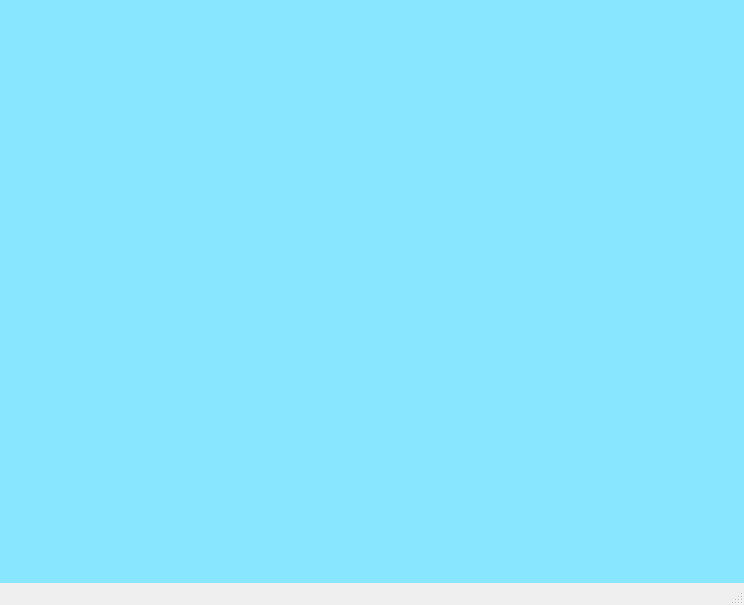
Qt form Unidad 2/Practicas/PP01_Slider.ui (celineazs/PIP_2025_1_Eq3) before a commit.
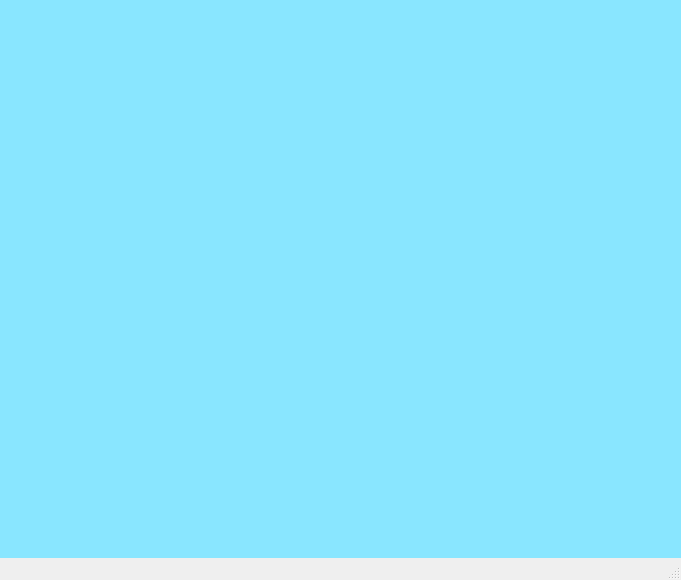
The same form after that commit. Icons and pictures are not drawn.

```diff
--- a/Unidad 2/Practicas/PP01_Slider.ui
+++ b/Unidad 2/Practicas/PP01_Slider.ui
@@ -6,8 +6,8 @@
    <rect>
     <x>0</x>
     <y>0</y>
-    <width>744</width>
-    <height>605</height>
+    <width>681</width>
+    <height>580</height>
    </rect>
   </property>
   <property name="windowTitle">
```
Left out of the diff: 2 changed lines with no effect on the pictures.
